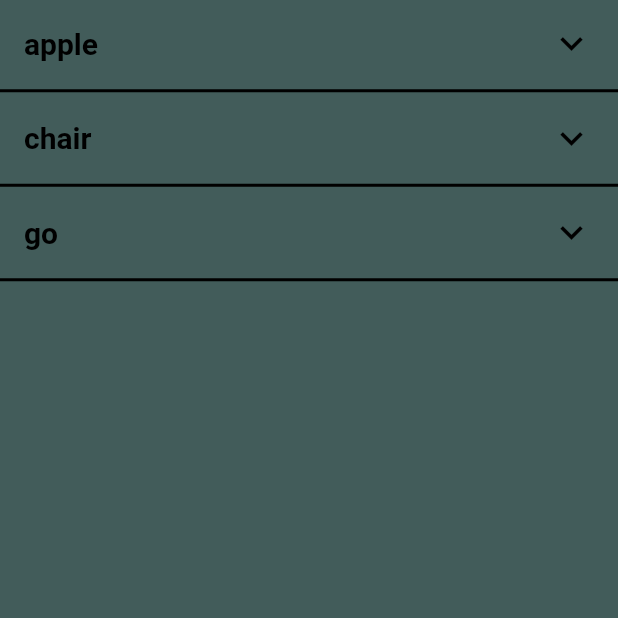
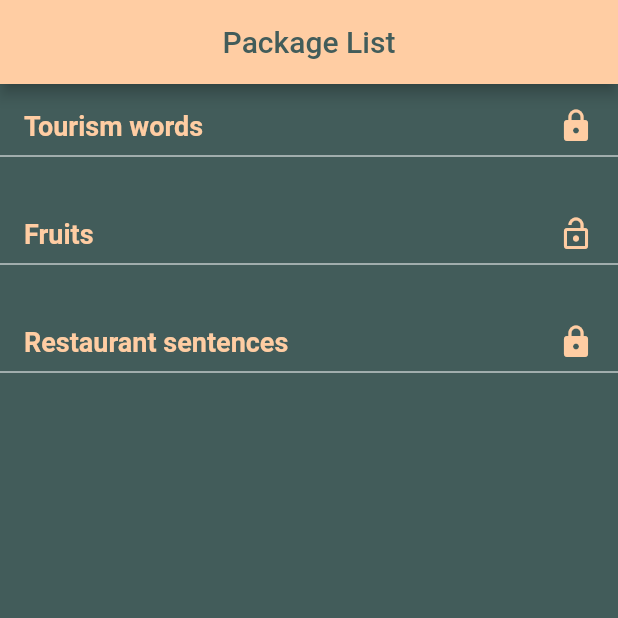
Before and after one commit to YasarKabacali/wordandmemory, a Flutter app: the screen it shows after launch, on a phone screen of 412 x 824 dp, the top half of it. Run offline on Flutter 3.47's test engine with Material 2 defaults, Android fonts, the phone set to English and light mode, and no system bars; our stand-ins replace fluttertoast, font_awesome_flutter, percent_indicator, rflutter_alert.

Commit message:
List Package ve Package olustur sayfasi tamamlandi

```diff
--- a/lib/components/LrButton.dart
+++ b/lib/components/LrButton.dart
@@ -10,7 +10,7 @@ class LrButton extends StatelessWidget {
       height: 50.0,
       child: RaisedButton(
         onPressed: onPress,
-        child: Text(buttonText),
+        child: Text(buttonText,style: TextStyle(color: kScaffoldBackgroundColor),),
         shape: RoundedRectangleBorder(
           borderRadius: new BorderRadius.circular(18.0),
         ),
--- a/lib/components/expansionTileCard.dart
+++ /dev/null
@@ -1,84 +0,0 @@
-import 'package:flutter/material.dart';
-import 'package:percent_indicator/percent_indicator.dart';
-import 'package:word_and_memory/constants.dart';
-
-
-class ExpansionTileCard extends StatelessWidget {
-  final String tr;
-  final String en;
-  final String trSentence;
-  final String enSentence;
-  ExpansionTileCard({this.tr, this.en, this.trSentence, this.enSentence});
-
-  @override
-  Widget build(BuildContext context) {
-    return Container(
-      color: kScaffoldBackgroundColor,
-      child: ExpansionTile(
-        backgroundColor: Color(0x33425C5A),
-        trailing: Icon(
-          Icons.keyboard_arrow_down,
-          color: Colors.black,
-          size: 30.0,
-        ),
-        title: Text(
-          en,
-          style: kListTitleTextStyle,
-        ),
-        children: <Widget>[
-          Row(
-            children: <Widget>[
-              Expanded(
-                flex: 2,
-                child: CircularPercentIndicator(
-                  radius: 90.0,
-                  lineWidth: 4.0,
-                  animation: true,
-                  percent: 60 / 100,
-                  center: new Text(
-                    "60.0%",
-                    style: new TextStyle(
-                        fontWeight: FontWeight.bold, fontSize: 20.0),
-                  ),
-                  circularStrokeCap: CircularStrokeCap.round,
-                  progressColor: Colors.green,
-                  backgroundColor: Colors.red,
-                ),
-              ),
-              Expanded(
-                flex: 5,
-                child: Padding(
-                  padding: const EdgeInsets.symmetric(horizontal: 8.0),
-                  child: Column(
-                    crossAxisAlignment: CrossAxisAlignment.start,
-                    mainAxisAlignment: MainAxisAlignment.spaceEvenly,
-                    children: <Widget>[
-                      contentCard(tr, kExpansionContentTitleTextStyle),
-                      Divider(
-                        thickness: 1.0,
-                        color: kExpansionTileDividerColor,
-                      ),
-                      contentCard(enSentence, kContentTextTextSyle),
-                      Divider(
-                        thickness: 1.0,
-                        color: kExpansionTileDividerColor,
-                      ),
-                      contentCard(trSentence, kContentTextTextSyle)
-                    ],
-                  ),
-                ),
-              ),
-            ],
-          ),
-        ],
-      ),
-    );
-  }
-
-  Text contentCard(String content, TextStyle textStyle) {
-    return Text(
-      content,
-      style: textStyle,
-    );
-  }
-}
--- a/lib/constants.dart
+++ b/lib/constants.dart
@@ -20,18 +20,25 @@ const kSymbolTextStyle = TextStyle(
   fontWeight: FontWeight.bold,
 );
 const kListTitleTextStyle = TextStyle(
-  color: Colors.black,
-  fontSize: 20.0,
-  fontWeight: FontWeight.bold,
-);
-const kExpansionContentTitleTextStyle = TextStyle(
-  color: Colors.black,
+  color: Color(0xFFFFCDA3),
   fontSize: 18.0,
   fontWeight: FontWeight.bold,
 );
-const kContentTextTextSyle = TextStyle(
-    color: Colors.black87, fontSize: 15.0, fontWeight: FontWeight.bold);
-const kAddWordAlertTextStyle=TextStyle(color:Colors.white,fontSize: 14.0,fontWeight: FontWeight.bold);
+const kListSubtitleTextStyle =
+    TextStyle(fontSize: 18.0, color: Color(0x99FFCDA3));
+
+const kListElementDetailCardTextStyle = TextStyle(
+    color: Color(0xFFd3d3d3), fontSize: 15.0, fontWeight: FontWeight.bold);
+const kAddWordAlertTextStyle =
+    TextStyle(color: Color(0xFFFFCDA3), fontSize: 14.0, fontWeight: FontWeight.bold);
+const kPackagePageTextStyle = TextStyle(
+    color: Color(0xFFFFCDA3), fontSize: 18.0, fontWeight: FontWeight.bold);
+const kPackagePageVisibilityTextStyle =
+    TextStyle(fontSize: 18.0, color: kPrimaryColor);
+const kPackagePageRadioTextStyle = TextStyle(
+    fontSize: 16.0, fontWeight: FontWeight.bold, color: Color(0xFFFFCDA3));
+const kPackageListTextStyle = TextStyle(
+    fontSize: 18.0, fontWeight: FontWeight.bold, color: Color(0xFFFFCDA3));
 //BorderSides
 const kCustomTextFieldBorderSide = BorderSide(color: Colors.white);
 const kAlertTextFieldBorderSide = BorderSide(color: kPrimaryColor);
@@ -53,4 +60,3 @@ const kMainPageScaffoldColor = Color(0xE6425C5A);
 const kReusableCardColor = Color(0xFF425C5A);
 const kScaffoldBackgroundColor = Color(0xFF425C5A);
 const kPrimaryColor = Color(0xFFFFCDA3);
-const kExpansionTileDividerColor = Color(0xFF6C8583);
--- a/lib/main.dart
+++ b/lib/main.dart
@@ -1,6 +1,6 @@
 import 'package:flutter/material.dart';
 import 'package:word_and_memory/constants.dart';
-import 'package:word_and_memory/screens/word_and_sen_list_page.dart';
+import 'package:word_and_memory/screens/list_package_page.dart';
 
 void main() => runApp(MyApp());
 
@@ -14,7 +14,7 @@ class MyApp extends StatelessWidget {
         primaryColor: kPrimaryColor,
         scaffoldBackgroundColor: kScaffoldBackgroundColor,
       ),
-      home: WordAndSenListPage(),
+      home: ListPackagePage(),
     );
   }
 }
--- /dev/null
+++ b/lib/model/quiz_package.dart
@@ -0,0 +1,8 @@
+import 'package:word_and_memory/screens/add_quiz_package_page.dart';
+
+class QuizPackage{
+  String packageName;
+  Privacy visibility;
+  QuizPackage({this.packageName,this.visibility});
+
+}
--- /dev/null
+++ b/lib/screens/list_package_page.dart
@@ -0,0 +1,90 @@
+import 'package:flutter/material.dart';
+import 'package:word_and_memory/model/quiz_package.dart';
+import 'package:word_and_memory/screens/add_quiz_package_page.dart';
+import 'package:word_and_memory/screens/package_detail_page.dart';
+
+import '../constants.dart';
+
+List<QuizPackage> quizPackages;
+
+class ListPackagePage extends StatefulWidget {
+  @override
+  _ListPackagePageState createState() => _ListPackagePageState();
+}
+
+class _ListPackagePageState extends State<ListPackagePage> {
+  @override
+  void initState() {
+    // TODO: implement initState
+    super.initState();
+    quizPackages = [
+      QuizPackage(packageName: "Tourism words", visibility: Privacy.private),
+      QuizPackage(packageName: "Fruits", visibility: Privacy.public),
+      QuizPackage(
+          packageName: "Restaurant sentences", visibility: Privacy.private)
+    ];
+  }
+
+  @override
+  Widget build(BuildContext context) {
+    return Scaffold(
+      appBar: AppBar(
+        centerTitle: true,
+        title: Text(
+          "Package List",
+          style: TextStyle(color: kScaffoldBackgroundColor),
+        ),
+      ),
+      body: SafeArea(
+          child: quizPackages == null
+              ? Column()
+              : ListView.builder(
+                  itemCount: quizPackages.length,
+                  itemBuilder: (context, index) {
+                    return Padding(
+                      padding: const EdgeInsets.symmetric(vertical: 16.0),
+                      child: GestureDetector(
+                        onTap: () {
+                          Navigator.push(
+                            context,
+                            MaterialPageRoute(
+                                builder: (context) => PackageDetailPage(packageName: quizPackages[index].packageName,)),
+                          );
+                        },
+                        child: Column(
+                          children: <Widget>[
+                            Padding(
+                              padding:
+                                  const EdgeInsets.symmetric(horizontal: 16.0),
+                              child: Row(
+                                mainAxisAlignment:
+                                    MainAxisAlignment.spaceBetween,
+                                children: <Widget>[
+                                  Text(
+                                    quizPackages[index].packageName,
+                                    style: kPackageListTextStyle,
+                                  ),
+                                  quizPackages[index].visibility ==
+                                          Privacy.private
+                                      ? Icon(
+                                          Icons.lock,
+                                          color: kPrimaryColor,
+                                        )
+                                      : Icon(
+                                          Icons.lock_open,
+                                          color: kPrimaryColor,
+                                        ),
+                                ],
+                              ),
+                            ),
+                            Divider(
+                              color: Colors.white,
+                            ),
+                          ],
+                        ),
+                      ),
+                    );
+                  })),
+    );
+  }
+}
--- a/lib/screens/word_and_sen_list_page.dart
+++ b/lib/screens/word_and_sen_list_page.dart
@@ -1,13 +1,20 @@
 import 'package:flutter/material.dart';
-import 'package:word_and_memory/components/expansionTileCard.dart';
+import 'package:word_and_memory/components/listCard.dart';
+import 'package:word_and_memory/constants.dart';
 import 'package:word_and_memory/model/word.dart';
+
 class WordAndSenListPage extends StatefulWidget {
   @override
   _WordAndSenListPageState createState() => _WordAndSenListPageState();
 }
 
 class _WordAndSenListPageState extends State<WordAndSenListPage> {
-  List<Word> words = [
+  List<Word> words;
+  @override
+  void initState() {
+    // TODO: implement initState
+    super.initState();
+    words = [
       Word(
           "elma",
           "apple",
@@ -16,38 +23,39 @@ class _WordAndSenListPageState extends State<WordAndSenListPage> {
       Word("sandalye", "chair", "sandalyede oturuyorum",
           "Im sitting on the chair"),
       Word("gitmek", "go", "okula gideceğim", "Im gonna go to the school."),
+      Word("bilmek", "know", "okula gideceğim",
+          "Im gonna go to the school."),
+      Word("türkçe", "turkish", "Türkçe benim doğal dilim.",
+          "It is my native language."),
+      Word("CUSAASF", "AFFDGDXXsdsS", "okula gideceğim",
+          "Im gonna go to the school."),
+      Word("göt", "asshole", "Sen bir götün tekisin.",
+          "You are a fucking asshole."),
+      Word("asshDGDFGSFSDFAFASFaSFASF", "gSDGDGDHJFGJFGJFGFDGDF",
+          "Sen bir götün tekisin.", "You are a fucking asshole."),
     ];
+  }
 
   @override
   Widget build(BuildContext context) {
     return Scaffold(
-      body: new ListView.builder(
+      appBar: AppBar(
+        centerTitle: true,
+        title: Text(
+          "Word List",
+          style: TextStyle(color: kScaffoldBackgroundColor),
+        ),
+      ),
+      backgroundColor: kScaffoldBackgroundColor,
+      body: SafeArea(
+        child: new ListView.builder(
             itemCount: words.length,
             itemBuilder: (BuildContext ctxt, int index) {
-            return Dismissible(
-              background: Container(color: Colors.red,),
-              key: ValueKey(index),
-              onDismissed: (direction){
-                setState(() {
-                  words.removeAt(index);
-                });
-              },
-                          child: Column(
-                children: <Widget>[
-                  ExpansionTileCard(
-                      tr: words[index].tr,
-                      en: words[index].en,
-                      trSentence: words[index].trSentence,
-                      enSentence: words[index].enSentence),
-                  Divider(
-                    height: 5.0,
-                    color: Colors.black,
-                    thickness: 2.0,
-                  ),
-                ],
-              ),
+              return ListCard(
+                word: words[index],
               );
             }),
+      ),
     );
   }
 }
```
Also changed, not shown: lib/components/alertTextField.dart (added, +39 -0 lines), lib/components/customTextField.dart (+10 -5 lines), lib/components/listCard.dart (added, +92 -0 lines), lib/components/reusableCard.dart (+9 -16 lines), lib/screens/add_quiz_package_page.dart (added, +109 -0 lines), lib/screens/add_word_page.dart (+13 -32 lines), lib/screens/login_page.dart (+5 -4 lines), lib/screens/main_page.dart (+19 -25 lines), lib/screens/package_detail_page.dart (added, +58 -0 lines), lib/screens/register_page.dart (+11 -6 lines). Lines whose indentation alone changed are shown as unchanged.
